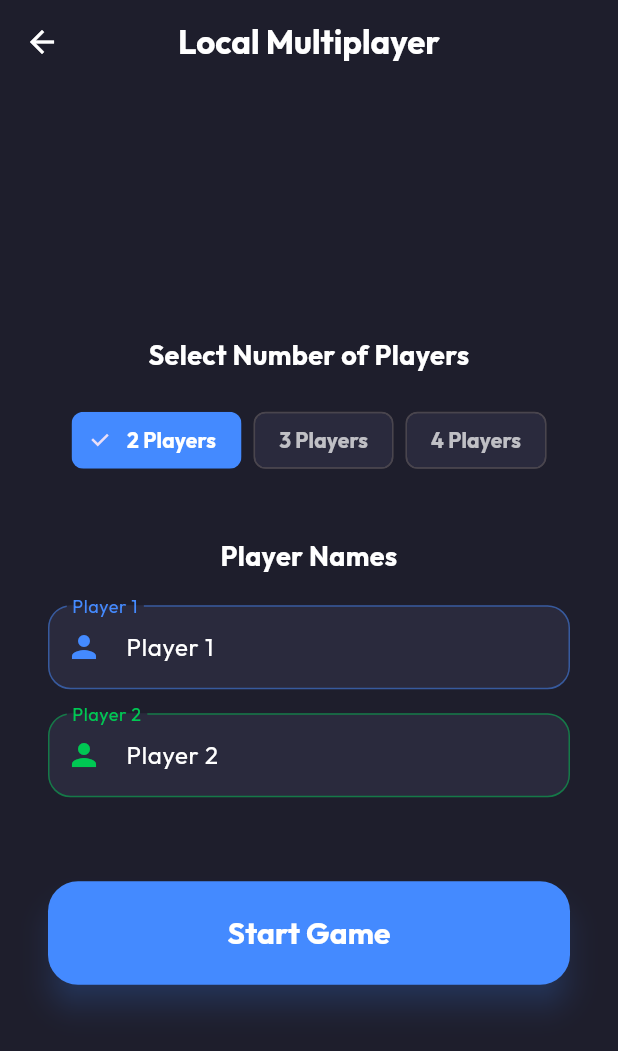
After one commit to SavindraSinghShekhawat/ludo_prince_2026, a Flutter app: the LocalSetupScreen screen opened directly, on a phone screen of 412 x 824 dp. The commit adds this screen. Shown: the top 1051 px of the screen. Run offline on Flutter 3.47's test engine with Material 3 defaults, Android fonts, the phone set to English and light mode, and no system bars; our stand-ins replace audioplayers, flutter_animate, flutter_riverpod, google_fonts, shared_preferences; accounts and stored records are empty.

Commit message:
local game setup screen added

```diff
--- /dev/null
+++ b/lib/ui/local_setup_screen.dart
@@ -0,0 +1,191 @@
+import 'package:flutter/material.dart';
+import 'package:flutter_riverpod/flutter_riverpod.dart';
+import 'package:ludo_prince/controllers/local_game_controller.dart';
+import 'package:ludo_prince/models/token.dart';
+import 'package:ludo_prince/providers/game_provider.dart';
+import 'package:ludo_prince/services/audio_service.dart';
+import 'ludo_screen.dart';
+
+class LocalSetupScreen extends ConsumerStatefulWidget {
+  const LocalSetupScreen({super.key});
+
+  @override
+  ConsumerState<LocalSetupScreen> createState() => _LocalSetupScreenState();
+}
+
+class _LocalSetupScreenState extends ConsumerState<LocalSetupScreen> {
+  int _numPlayers = 2;
+  final Map<PlayerSlot, TextEditingController> _controllers = {};
+
+  @override
+  void initState() {
+    super.initState();
+    _initControllers();
+  }
+
+  void _initControllers() {
+    _controllers.values.forEach((c) => c.dispose());
+    _controllers.clear();
+
+    final slots = _getActiveSlots(_numPlayers);
+    for (int i = 0; i < slots.length; i++) {
+      _controllers[slots[i]] = TextEditingController(text: "Player ${i + 1}");
+    }
+  }
+
+  List<PlayerSlot> _getActiveSlots(int numPlayers) {
+    if (numPlayers == 2) {
+      return [PlayerSlot.slot4, PlayerSlot.slot2];
+    } else if (numPlayers == 3) {
+      return [PlayerSlot.slot4, PlayerSlot.slot2, PlayerSlot.slot1];
+    } else {
+      return [PlayerSlot.slot4, PlayerSlot.slot3, PlayerSlot.slot2, PlayerSlot.slot1];
+    }
+  }
+
+  @override
+  void dispose() {
+    _controllers.values.forEach((c) => c.dispose());
+    super.dispose();
+  }
+
+  @override
+  Widget build(BuildContext context) {
+    final activeSlots = _getActiveSlots(_numPlayers);
+
+    return Scaffold(
+      backgroundColor: const Color(0xFF1E1E2C),
+      appBar: AppBar(
+        backgroundColor: Colors.transparent,
+        elevation: 0,
+        title: const Text('Local Multiplayer', style: TextStyle(color: Colors.white, fontWeight: FontWeight.bold)),
+        iconTheme: const IconThemeData(color: Colors.white),
+        centerTitle: true,
+      ),
+      body: SafeArea(
+        child: Center(
+          child: SingleChildScrollView(
+            padding: const EdgeInsets.symmetric(horizontal: 32.0, vertical: 24.0),
+            child: Container(
+              constraints: const BoxConstraints(maxWidth: 400),
+              child: Column(
+                crossAxisAlignment: CrossAxisAlignment.stretch,
+                mainAxisAlignment: MainAxisAlignment.center,
+                children: [
+                  const Text(
+                    'Select Number of Players',
+                    style: TextStyle(color: Colors.white, fontSize: 18, fontWeight: FontWeight.bold),
+                    textAlign: TextAlign.center,
+                  ),
+                  const SizedBox(height: 20),
+                  Wrap(
+                    alignment: WrapAlignment.center,
+                    spacing: 8.0,
+                    runSpacing: 8.0,
+                    children: [2, 3, 4].map((n) {
+                      final isSelected = _numPlayers == n;
+                      return ChoiceChip(
+                        label: Text('$n Players', style: const TextStyle(fontWeight: FontWeight.bold)),
+                        selected: isSelected,
+                        onSelected: (selected) {
+                          if (selected && _numPlayers != n) {
+                            setState(() {
+                              _numPlayers = n;
+                              _initControllers();
+                            });
+                          }
+                        },
+                        selectedColor: Colors.blueAccent,
+                        labelStyle: TextStyle(color: isSelected ? Colors.white : Colors.white70),
+                        backgroundColor: const Color(0xFF2A2A3D),
+                      );
+                    }).toList(),
+                  ),
+                  const SizedBox(height: 40),
+                  const Text(
+                    'Player Names',
+                    style: TextStyle(color: Colors.white, fontSize: 18, fontWeight: FontWeight.bold),
+                    textAlign: TextAlign.center,
+                  ),
+                  const SizedBox(height: 20),
+                  ...activeSlots.map((slot) {
+                    Color displayColor = Colors.white;
+                    switch (slot) {
+                      case PlayerSlot.slot1:
+                        displayColor = Colors.redAccent;
+                        break;
+                      case PlayerSlot.slot2:
+                        displayColor = Colors.greenAccent.shade700;
+                        break;
+                      case PlayerSlot.slot3:
+                        displayColor = Colors.amber.shade600;
+                        break;
+                      case PlayerSlot.slot4:
+                        displayColor = Colors.blueAccent;
+                        break;
+                    }
+
+                    return Padding(
+                      padding: const EdgeInsets.only(bottom: 16.0),
+                      child: TextField(
+                        controller: _controllers[slot],
+                        style: const TextStyle(color: Colors.white),
+                        decoration: InputDecoration(
+                          labelText: 'Player ${activeSlots.indexOf(slot) + 1}',
+                          labelStyle: TextStyle(color: displayColor),
+                          enabledBorder: OutlineInputBorder(
+                            borderSide: BorderSide(color: displayColor.withOpacity(0.5)),
+                            borderRadius: BorderRadius.circular(15),
+                          ),
+                          focusedBorder: OutlineInputBorder(
+                            borderSide: BorderSide(color: displayColor, width: 2),
+                            borderRadius: BorderRadius.circular(15),
+                          ),
+                          prefixIcon: Icon(Icons.person, color: displayColor),
+                          filled: true,
+                          fillColor: const Color(0xFF2A2A3D),
+                        ),
+                      ),
+                    );
+                  }).toList(),
+                  const SizedBox(height: 40),
+                  ElevatedButton(
+                    style: ElevatedButton.styleFrom(
+                      backgroundColor: Colors.blueAccent,
+                      padding: const EdgeInsets.symmetric(vertical: 20),
+                      shape: RoundedRectangleBorder(borderRadius: BorderRadius.circular(20)),
+                      elevation: 8,
+                      shadowColor: Colors.blueAccent.withOpacity(0.5),
+                    ),
+                    onPressed: () async {
+                      Map<PlayerSlot, String> config = {};
+                      for (var slot in activeSlots) {
+                        final text = _controllers[slot]!.text.trim();
+                        config[slot] = text.isEmpty ? "Player ${activeSlots.indexOf(slot) + 1}" : text;
+                      }
+
+                      await audioService.playStart();
+
+                      if (!mounted) return;
+                      Navigator.of(context).pushReplacement(
+                        MaterialPageRoute(
+                          builder: (context) => ProviderScope(
+                            overrides: [
+                              gameControllerProvider.overrideWithValue(LocalGameController(config)),
+                            ],
+                            child: const LudoScreen(),
+                          ),
+                        ),
+                      );
+                    },
+                    child: const Text('Start Game', style: TextStyle(color: Colors.white, fontSize: 20, fontWeight: FontWeight.bold)),
+                  ),
+                ],
+              ),
+            ),
+          ),
+        ),
+      ),
+    );
+  }
+}
```
Also changed, not shown: lib/ui/home_screen.dart (+10 -144 lines).
